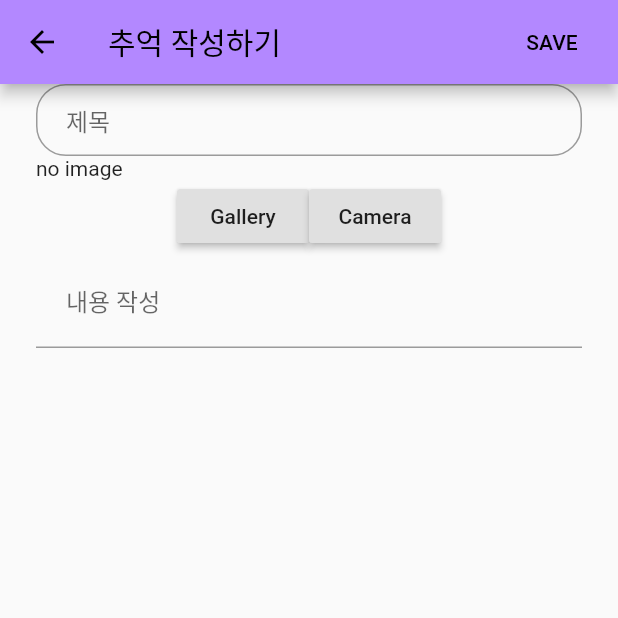
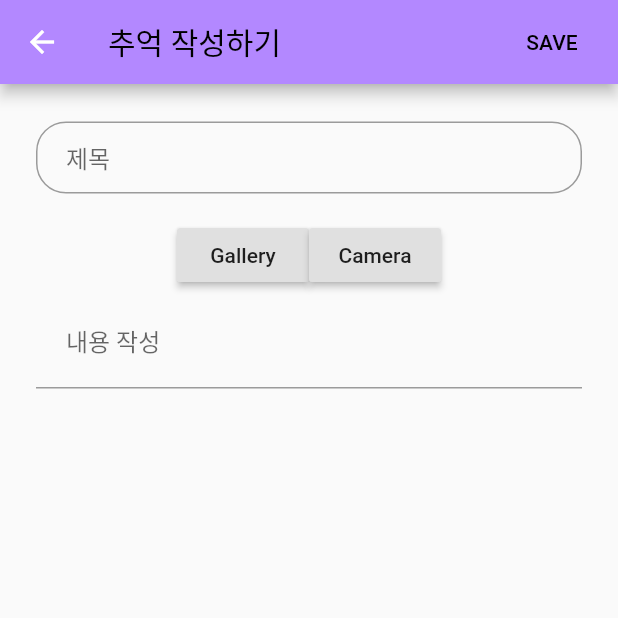
Before and after one commit to dsc-sookmyung/2021-SeNaJooNa-OurStory, a Flutter app: the CreateDiaryScreen screen opened directly, on a phone screen of 412 x 824 dp, the top half of it. Run offline on Flutter 3.47's test engine with Material 2 defaults, Android fonts, the phone set to English and light mode, and no system bars; our stand-ins replace carousel_slider, cloud_firestore, firebase_auth, firebase_core, firebase_storage, google_sign_in and 1 more; accounts and stored records are empty.

Commit message:
add margin to textfield

```diff
--- a/lib/screens/create_diary_screen.dart
+++ b/lib/screens/create_diary_screen.dart
@@ -34,9 +34,6 @@ class _CreateDiaryScreenState extends State<CreateDiaryScreen> {
   Widget build(BuildContext context) {
     return Scaffold(
       appBar: AppBar(
-        iconTheme: IconThemeData(
-          color: Colors.black, //change your color here
-        ),
         backgroundColor: kPrimaryColor,
         title: Text(
           '추억 작성하기',
@@ -66,7 +63,7 @@ class _CreateDiaryScreenState extends State<CreateDiaryScreen> {
       body: SingleChildScrollView(
           child: Column(children: <Widget>[
         Padding(
-          padding: EdgeInsets.symmetric(horizontal: 24.0),
+          padding: EdgeInsets.symmetric(horizontal: 24.0, vertical: 25.0),
           child: Column(
             mainAxisAlignment: MainAxisAlignment.center,
             crossAxisAlignment: CrossAxisAlignment.stretch,
@@ -90,12 +87,13 @@ class _CreateDiaryScreenState extends State<CreateDiaryScreen> {
                   ),
                 ),
               ),
-              _image == null
-                  ? Text('no image')
-                  : Image.file(_image, height: 200),
+              _image == null ? Text('') : Image.file(_image, height: 200),
               Row(
                   mainAxisAlignment: MainAxisAlignment.center,
                   children: <Widget>[
+                    Padding(
+                      padding: EdgeInsets.symmetric(vertical: 25.0),
+                    ),
                     RaisedButton(
                       child: Text('Gallery'),
                       onPressed: () {
```
